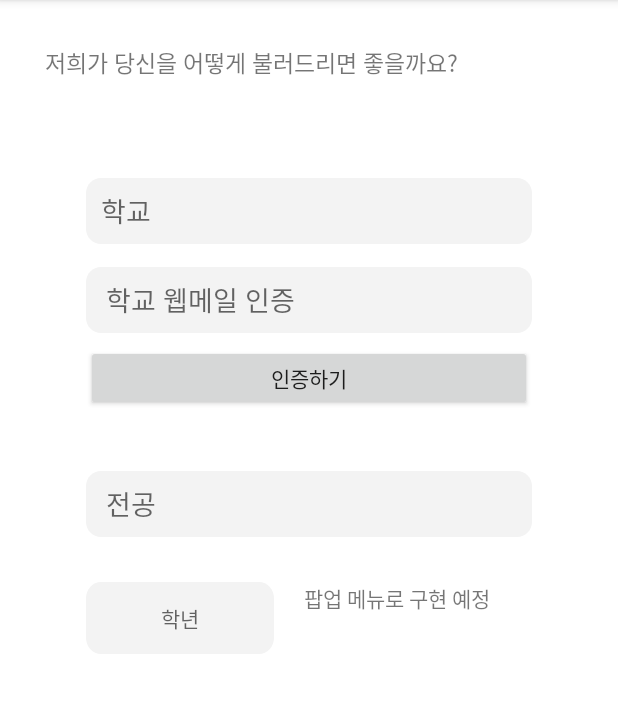
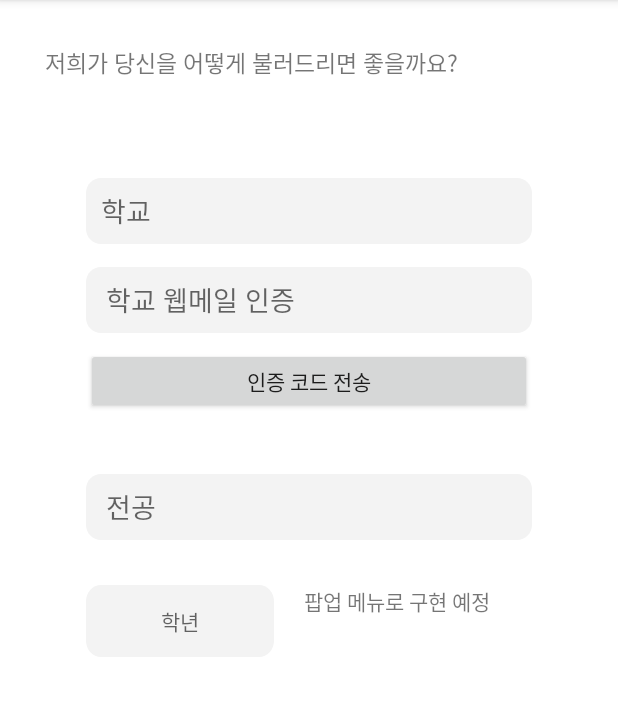
Before and after one commit to Apptive2022-1/TeamDRAW, an Android app: the fragment InputUnivInfoFragment shown on its own in the app's theme, on a phone screen of 412 x 824 dp, the part 84-800 px from its top. Run offline under Robolectric (Android 15) with nearby library versions, the phone set to English and light mode, and no system bars; our stand-ins replace data binding.

Commit message:
이메일 인증기능 추가

```diff
--- a/TeamDRAW/app/build.gradle
+++ b/TeamDRAW/app/build.gradle
@@ -95,4 +95,9 @@ dependencies {
 
     // Gson
     implementation 'com.google.code.gson:gson:2.9.0'
+
+    // Email Library
+    implementation files('libs/activation.jar')
+    implementation files('libs/additionnal.jar')
+    implementation files('libs/mail.jar')
 }
--- a/TeamDRAW/app/src/main/AndroidManifest.xml
+++ b/TeamDRAW/app/src/main/AndroidManifest.xml
@@ -4,6 +4,7 @@
 
 
     <uses-permission android:name="android.permission.INTERNET" />
+    <uses-permission android:name="android.permission.ACCESS_NETWORK_STATE"/>
     <application
         android:windowSoftInputMode ="adjustNothing"
         android:name = ".MyApplication"
@@ -16,7 +17,8 @@
 
         <activity
             android:name=".ui.LoginActivity"
-            android:exported="true" />
+            android:exported="true" >
+        </activity>
 
         <activity
             android:name="com.facebook.FacebookActivity"
--- a/TeamDRAW/app/src/main/java/com/example/teamdraw/models/User.kt
+++ b/TeamDRAW/app/src/main/java/com/example/teamdraw/models/User.kt
@@ -10,5 +10,6 @@ data class User(
     val univ: String? = null,
     val univ_email: String? = null,
     val major:String? = null,
-    val grade:String? = null
+    val grade:String? = null,
+    val isEmailAuthenticated : String? = null
 )
--- a/TeamDRAW/app/src/main/java/com/example/teamdraw/ui/fragments/InputUnivInfoFragment.kt
+++ b/TeamDRAW/app/src/main/java/com/example/teamdraw/ui/fragments/InputUnivInfoFragment.kt
@@ -6,9 +6,11 @@ import android.view.LayoutInflater
 import android.view.View
 import android.view.ViewGroup
 import android.widget.PopupMenu
+import android.widget.Toast
 import androidx.core.widget.doAfterTextChanged
 import androidx.fragment.app.Fragment
 import androidx.fragment.app.activityViewModels
+import com.example.teamdraw.GmailSender
 import com.example.teamdraw.R
 import com.example.teamdraw.databinding.FragmentInputUnivInfoBinding
 import com.example.teamdraw.viewmodels.UserInfoViewModel
@@ -16,6 +18,7 @@ import com.example.teamdraw.viewmodels.UserInfoViewModel
 class InputUnivInfoFragment : Fragment() {
     private val userInfoViewModel: UserInfoViewModel by activityViewModels()
     private lateinit var binding: FragmentInputUnivInfoBinding
+    var authenticationCode :String = ""
     override fun onCreateView(inflater: LayoutInflater, container: ViewGroup?, savedInstanceState: Bundle?): View? {
         binding = FragmentInputUnivInfoBinding.inflate(inflater, container, false)
         // Inflate the layout for this fragment
@@ -25,13 +28,55 @@ class InputUnivInfoFragment : Fragment() {
         return binding.root
 
     }
+
+
     override fun onViewCreated(view: View, savedInstanceState: Bundle?) {
         super.onViewCreated(view, savedInstanceState)
         updateUnivInfo()
+        initEmailAuthenticateButton() // 이메일 인증 버튼
 
+        // 인증메일 전송 버튼
+        binding.btnSendAuthenticationEmail.setOnClickListener {
+            val toemail = binding.etvInputUnivEmail.text.toString()
+            if( toemail.contains("ac.kr") ){ // 도메인이 학교 도메인인 경우
+                val sender = GmailSender()
+                sender.sendEmail(toemail) // 이메일 보내기
+                authenticationCode = sender.authenticationCode
+                binding.linearlayoutAuthenticationCode.visibility = View.VISIBLE
+                binding.btnSendAuthenticationEmail.text = "재전송하기"
+            }
+            else {
+                Toast.makeText(context, "이메일이 ac.kr로 끝나야합니다 !", Toast.LENGTH_SHORT).show()
+            }
+        }
 
+        // 인증코드 확인 버튼
+        binding.btnCompareAuthenticationCode.setOnClickListener{
+            if(authenticationCode == binding.etvInputAuthenticationCode.text.toString()){ // 코드가 일치하면
+                userInfoViewModel.isEmailAuthenticated.value = "true"
+                binding.btnSendAuthenticationEmail.text = "인증완료"
+                binding.btnSendAuthenticationEmail.isEnabled = false // 버튼막기
+                binding.linearlayoutAuthenticationCode.visibility = View.GONE
+            }
+            else{
+                Toast.makeText(context, "인증에 실패했습니다.", Toast.LENGTH_SHORT).show()
+                Log.d("인증코드 ", "$authenticationCode  ${binding.etvInputAuthenticationCode.text}")
+            }
+        }
     }
-    fun updateUnivInfo(){
+
+    private fun initEmailAuthenticateButton() {
+        when (userInfoViewModel.isEmailAuthenticated.value) {
+            "true" -> { // 이미 인증 했으면 버튼 막음
+                binding.btnSendAuthenticationEmail.text = "인증완료"
+                binding.btnSendAuthenticationEmail.isEnabled = false // 버튼막기
+                binding.linearlayoutAuthenticationCode.visibility = View.GONE
+            }
+
+        }
+    }
+
+    fun updateUnivInfo() {
         binding.etvInputUnivName.doAfterTextChanged {
             userInfoViewModel.updateValue(binding.etvInputUnivName.text.toString(), "UNIV")
         }
@@ -42,23 +87,26 @@ class InputUnivInfoFragment : Fragment() {
             userInfoViewModel.updateValue(binding.etvInputUnivMajor.text.toString(), "MAJOR")
         }
 
-        binding.btnGrade.setOnClickListener{
+        binding.btnGrade.setOnClickListener {
             var popMenu = PopupMenu(context, it)
             popMenu.menuInflater.inflate(R.menu.grade_popup_menu, popMenu.menu)
             popMenu.show()
             popMenu.setOnMenuItemClickListener {
-                when(it.itemId){
-                    R.id.freshmen ->  binding.btnGrade.text = "1학년"
-                    R.id.sophomore-> binding.btnGrade.text = "2학년"
-                    R.id.junior-> binding.btnGrade.text = "3학년"
-                    R.id.senior-> binding.btnGrade.text = "4학년"
-                    R.id.graduate-> binding.btnGrade.text = "대학원"
+                when (it.itemId) {
+                    R.id.freshmen -> binding.btnGrade.text = "1학년"
+                    R.id.sophomore -> binding.btnGrade.text = "2학년"
+                    R.id.junior -> binding.btnGrade.text = "3학년"
+                    R.id.senior -> binding.btnGrade.text = "4학년"
+                    R.id.graduate -> binding.btnGrade.text = "대학원"
                 }
                 return@setOnMenuItemClickListener false
             }
-            popMenu.setOnDismissListener{
-                userInfoViewModel.updateValue(binding.btnGrade.text.toString(),"GRADE")
-                Log.d("Grade Popup Menu updates viewModel ", userInfoViewModel.grade?.value.toString())
+            popMenu.setOnDismissListener {
+                userInfoViewModel.updateValue(binding.btnGrade.text.toString(), "GRADE")
+                Log.d(
+                    "Grade Popup Menu updates viewModel ",
+                    userInfoViewModel.grade?.value.toString()
+                )
             }
         }
     }
--- a/TeamDRAW/app/src/main/java/com/example/teamdraw/viewmodels/UserInfoViewModel.kt
+++ b/TeamDRAW/app/src/main/java/com/example/teamdraw/viewmodels/UserInfoViewModel.kt
@@ -14,6 +14,7 @@ class UserInfoViewModel : ViewModel() {
     private val _major = MutableLiveData<String>()
     private val _city = MutableLiveData<String>()
     private val _region = MutableLiveData<String>()
+    private val _isEmailAuthenticated = MutableLiveData<String>()
 
     val name: MutableLiveData<String>
         get() = _name
@@ -38,8 +39,16 @@ class UserInfoViewModel : ViewModel() {
 
     val city: MutableLiveData<String>
         get() = _city
+
     val region: MutableLiveData<String>
         get() = _region
+
+    val isEmailAuthenticated: MutableLiveData<String>
+        get() = _isEmailAuthenticated
+
+    init{
+        _isEmailAuthenticated.value = "false"
+    }
 
     fun updateValue(value: String, member: String) {
         when (member) {
@@ -70,6 +79,9 @@ class UserInfoViewModel : ViewModel() {
             "REGION" -> {
                 _region.value = value
             }
+            "AUTHENTICATE" -> {
+                _region.value = value
+            }
         }
     }
 
--- a/TeamDRAW/app/src/main/res/layout/fragment_input_univ_info.xml
+++ b/TeamDRAW/app/src/main/res/layout/fragment_input_univ_info.xml
@@ -1,6 +1,6 @@
 <?xml version="1.0" encoding="utf-8"?>
 
-<layout
+<layout xmlns:tools="http://schemas.android.com/tools"
     xmlns:android="http://schemas.android.com/apk/res/android"
     xmlns:app="http://schemas.android.com/apk/res-auto">
 
@@ -13,6 +13,37 @@
     <androidx.constraintlayout.widget.ConstraintLayout
         android:layout_width="match_parent"
         android:layout_height="match_parent">
+
+        <LinearLayout
+            android:id="@+id/linearlayout_authenticationCode"
+            android:layout_width="0dp"
+            android:layout_height="wrap_content"
+            android:layout_marginTop="10dp"
+            android:orientation="horizontal"
+            android:visibility="gone"
+            app:layout_constraintEnd_toEndOf="@+id/etv_input_univ_email"
+            app:layout_constraintStart_toStartOf="@+id/etv_input_univ_email"
+            app:layout_constraintTop_toBottomOf="@+id/etv_input_univ_email">
+
+            <EditText
+                android:id="@+id/etv_input_authenticationCode"
+                android:layout_width="147dp"
+                android:layout_height="wrap_content"
+                android:layout_weight="2"
+                android:background="@drawable/rectangle_4"
+                android:hint="인증 코드"
+                android:inputType="text"
+                android:paddingLeft="13dp"
+                android:textColor="#9E9E9E" />
+
+            <Button
+                android:id="@+id/btn_compareAuthenticationCode"
+                android:layout_width="wrap_content"
+                android:layout_height="wrap_content"
+                android:layout_marginLeft="10dp"
+                android:layout_weight="1"
+                android:text="인증하기" />
+        </LinearLayout>
 
         <TextView
             android:id="@+id/textView"
@@ -47,6 +78,7 @@
             android:layout_marginTop="15dp"
             android:background="@drawable/rectangle_4"
             android:hint="학교 웹메일 인증"
+            android:text="@{user.univEmail}"
             android:inputType="text"
             android:paddingLeft="13dp"
             android:textColor="#9E9E9E"
@@ -54,15 +86,16 @@
             app:layout_constraintStart_toStartOf="parent"
             app:layout_constraintTop_toBottomOf="@id/etv_input_univ_name" />
 
+
         <androidx.appcompat.widget.AppCompatButton
-            android:id="@+id/btn_certify"
+            android:id="@+id/btn_sendAuthenticationEmail"
             android:layout_width="297dp"
             android:layout_height="44dp"
-            android:layout_marginTop="8dp"
-            android:text="인증하기"
+            android:layout_marginTop="10dp"
+            android:text="인증 코드 전송"
             app:layout_constraintEnd_toEndOf="parent"
             app:layout_constraintStart_toStartOf="parent"
-            app:layout_constraintTop_toBottomOf="@+id/etv_input_univ_email" />
+            app:layout_constraintTop_toBottomOf="@+id/linearlayout_authenticationCode" />
 
         <EditText
             android:id="@+id/etv_input_univ_major"
@@ -77,7 +110,7 @@
             android:textColor="#9E9E9E"
             app:layout_constraintEnd_toEndOf="parent"
             app:layout_constraintStart_toStartOf="parent"
-            app:layout_constraintTop_toBottomOf="@id/btn_certify" />
+            app:layout_constraintTop_toBottomOf="@id/btn_sendAuthenticationEmail" />
 
         <androidx.appcompat.widget.AppCompatButton
             android:id="@+id/btn_grade"
--- a/TeamDRAW/app/src/main/res/values/strings.xml
+++ b/TeamDRAW/app/src/main/res/values/strings.xml
@@ -19,4 +19,7 @@
     <string name="facebook_app_id">1156498925135622</string>
     <string name="fb_login_protocol_scheme">fb1156498925135622</string>
 
+    <string name="manager_email">su86016009@gmail.com</string>
+    <string name="manager_email_pw">osanbcnfliygarxt</string>
+
 </resources>
--- a/TeamDRAW/build.gradle
+++ b/TeamDRAW/build.gradle
@@ -3,6 +3,7 @@ buildscript {
     repositories {
         google()
         mavenCentral()
+
     }
     dependencies {
         // hilt
```
Also changed, not shown: TeamDRAW/app/src/main/java/com/example/teamdraw/GmailSender.kt (added, +63 -0 lines), TeamDRAW/app/src/main/java/com/example/teamdraw/MainActivity.kt (deleted, +0 -58 lines), TeamDRAW/app/src/main/java/com/example/teamdraw/ui/LoginActivity.kt (+19 -16 lines), TeamDRAW/app/src/main/java/com/example/teamdraw/ui/MainActivity.kt (+12 -10 lines), TeamDRAW/app/src/main/java/com/example/teamdraw/ui/fragments/InputInformationFragment.kt (+3 -4 lines), TeamDRAW/app/libs/activation.jar (added), TeamDRAW/app/libs/additionnal.jar (added), TeamDRAW/app/libs/mail.jar (added).
